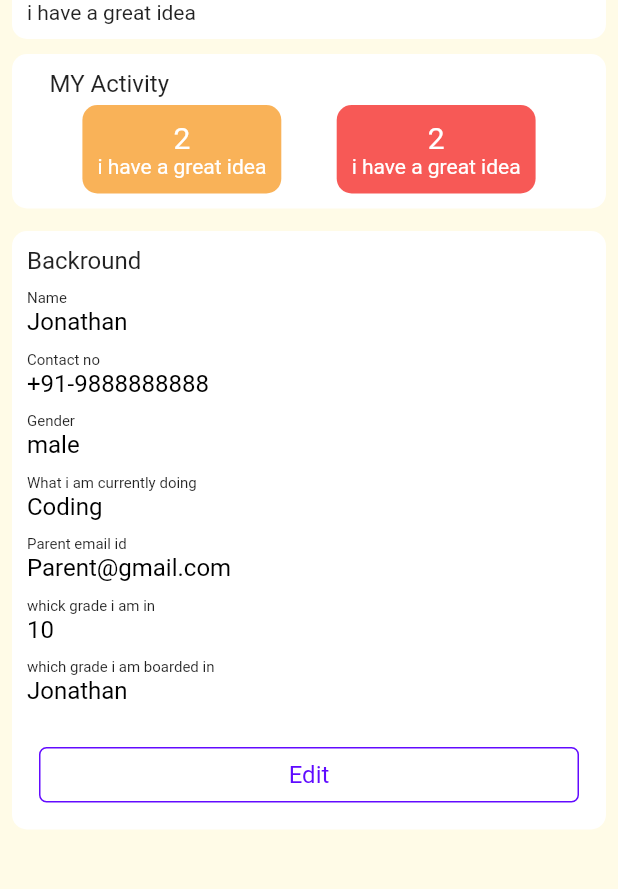
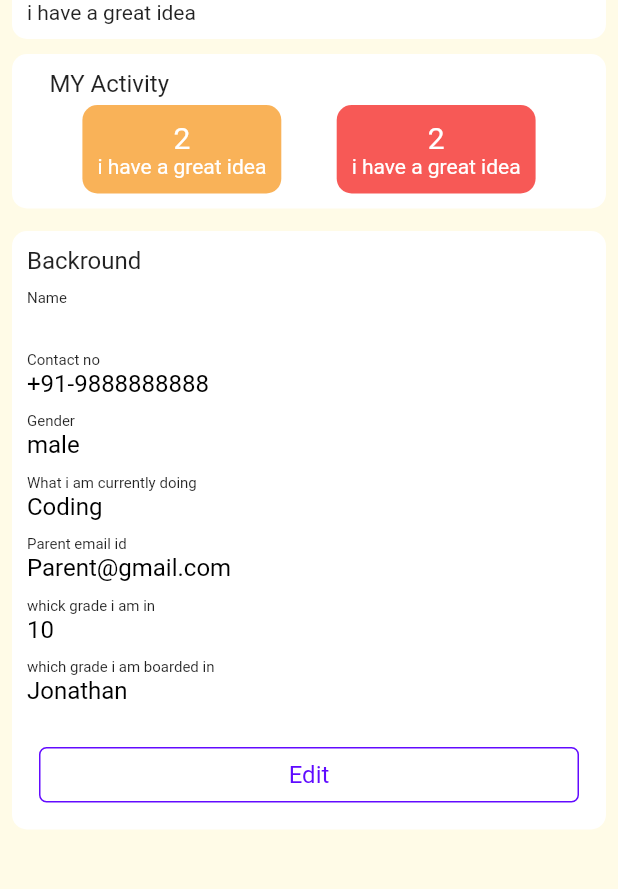
Before and after one commit to Naveenv01/Profile, a Flutter app: the screen it shows after launch, on a phone screen of 412 x 824 dp, the part 318-1207 px from its top. Run offline on Flutter 3.47's test engine with Material 2 defaults, Android fonts, the phone set to English and light mode, and no system bars.

Commit message:
added basic function

```diff
--- a/lib/main.dart
+++ b/lib/main.dart
@@ -1,9 +1,11 @@
 import 'package:flutter/material.dart';
-import 'package:profile/screens/EditProfile.dart';
-import 'package:profile/screens/ProfilePage.dart';
+import 'package:profile/models/profile_edit_model.dart';
+import 'package:profile/screens/profile_view.dart';
+import 'package:provider/provider.dart';
 
 void main() {
-  runApp(const MyApp());
+  runApp(ChangeNotifierProvider(create: (_) => ProfileEditModel(),
+  child: const MyApp()));
 }
 
 class MyApp extends StatelessWidget {
--- /dev/null
+++ b/lib/models/profile.dart
@@ -0,0 +1,18 @@
+class Profile {
+
+  String name;
+  String email;
+  String contactNumber;
+  String country;
+  String city;
+
+  Profile({
+    required this.name,
+    required this.email,
+    required this.contactNumber,
+    required this.country,
+    required this.city,
+  });
+
+
+}
--- /dev/null
+++ b/lib/models/profile_edit_model.dart
@@ -0,0 +1,12 @@
+import 'package:flutter/material.dart';
+import 'package:profile/models/profile.dart';
+
+class ProfileEditModel extends ChangeNotifier{
+  Profile _profile = Profile(name: '', email: '', contactNumber: '', country: '', city: '');
+  Profile get  profile => _profile;
+  set profile(Profile p){
+    _profile = p;
+    notifyListeners();
+  }
+
+}
--- a/lib/screens/EditProfile.dart
+++ b/lib/screens/edit_profile_view.dart
@@ -1,5 +1,7 @@
-import 'ProfilePage.dart';
 import 'package:flutter/material.dart';
+import 'package:profile/models/profile.dart';
+import 'package:profile/models/profile_edit_model.dart';
+import 'package:provider/provider.dart';
 
 class EditProfile extends StatefulWidget {
   const EditProfile({Key? key}) : super(key: key);
@@ -14,7 +16,7 @@ class _EditProfileState extends State<EditProfile> {
     return Scaffold(
       backgroundColor: const Color.fromRGBO(255, 251, 231, 1),
       appBar: AppBar(
-        iconTheme: IconThemeData(
+        iconTheme: const IconThemeData(
           color: Colors.black,
         ),
         backgroundColor: Colors.transparent,
@@ -27,11 +29,20 @@ class _EditProfileState extends State<EditProfile> {
           ),
         ),
       ),
-      body: bodyUi(context: context),
+      body: const ProfileHolder(),
     );
   }
 
-  Padding bodyUi({required BuildContext context}) {
+
+}
+
+class ProfileHolder extends StatelessWidget {
+  const ProfileHolder({
+    Key? key,
+  }) : super(key: key);
+
+  @override
+  Widget build(BuildContext context) {
     return Padding(
       padding: const EdgeInsets.all(8.0),
       child: Column(
@@ -54,13 +65,13 @@ class _EditProfileState extends State<EditProfile> {
                       ),
                     ),
                   ),
-                  SizedBox(width: 20.0),
+                  const SizedBox(width: 20.0),
                   Container(
                       width: MediaQuery.of(context).size.width * 0.5,
                       decoration: BoxDecoration(
                         borderRadius: BorderRadius.circular(6.0),
                         border: Border.all(
-                          color: Color.fromRGBO(99, 11, 255, 1),
+                          color: const Color.fromRGBO(99, 11, 255, 1),
                           width: 2.0,
                         ),
                       ),
@@ -76,13 +87,21 @@ class _EditProfileState extends State<EditProfile> {
               ),
             ),
           ),
-          editPage(),
+           ProfileForm(),
         ],
       ),
     );
   }
+}
 
-  editPage() {
+class ProfileForm extends StatelessWidget {
+   ProfileForm({Key? key}) : super(key: key);
+
+  final TextEditingController nameController = TextEditingController();
+
+
+  @override
+  Widget build(BuildContext context) {
     return Padding(
       padding: const EdgeInsets.fromLTRB(10, 20, 10, 0),
       child: (Column(crossAxisAlignment: CrossAxisAlignment.start, children: [
@@ -91,6 +110,7 @@ class _EditProfileState extends State<EditProfile> {
           style: TextStyle(fontSize: 16, color: Color.fromRGBO(38, 79, 108, 1)),
         ),
         TextFormField(
+          controller: nameController,
           decoration: const InputDecoration(
             labelText: 'Name',
             labelStyle: TextStyle(
@@ -165,19 +185,18 @@ class _EditProfileState extends State<EditProfile> {
         const SizedBox(
           height: 30,
         ),
-
         //textbutton
         Center(
           child: Container(
             //rounded corners
             decoration: BoxDecoration(
               borderRadius: BorderRadius.circular(8),
-              gradient: LinearGradient(
+              gradient: const LinearGradient(
                 begin: Alignment.centerLeft,
                 end: Alignment.centerRight,
                 colors: [
-                  Color.fromRGBO(122, 98, 248, 1),
-                  Color.fromRGBO(99, 11, 255, 1)
+                   Color.fromRGBO(122, 98, 248, 1),
+                   Color.fromRGBO(99, 11, 255, 1)
                 ],
               ),
             ),
@@ -186,10 +205,12 @@ class _EditProfileState extends State<EditProfile> {
             child: TextButton(
               onPressed: () {
                 Navigator.pop(context);
+                Profile profile = Profile(name: nameController.text, email: '', contactNumber: '', country: '', city: '');
+                Provider.of<ProfileEditModel>(context,listen: false).profile = profile;
               },
-              child: Text(
+              child: const Text(
                 'Save',
-                style: TextStyle(
+                style:  TextStyle(
                   color: Colors.white,
                   fontSize: 16,
                 ),
--- a/lib/screens/ProfilePage.dart
+++ b/lib/screens/profile_view.dart
@@ -1,8 +1,7 @@
 import 'package:flutter/material.dart';
-
-import 'package:profile/main.dart';
-
-import 'EditProfile.dart';
+import 'package:profile/models/profile_edit_model.dart';
+import 'package:provider/provider.dart';
+import 'edit_profile_view.dart';
 
 class ProfilePage extends StatelessWidget {
   const ProfilePage({Key? key}) : super(key: key);
@@ -10,7 +9,7 @@ class ProfilePage extends StatelessWidget {
   @override
   Widget build(BuildContext context) {
     return Scaffold(
-        backgroundColor: Color.fromRGBO(255, 251, 231, 1),
+        backgroundColor: const Color.fromRGBO(255, 251, 231, 1),
         appBar: AppBar(
           centerTitle: true,
           backgroundColor: Colors.transparent,
@@ -33,25 +32,26 @@ class ProfilePage extends StatelessWidget {
                       Row(
                           mainAxisAlignment: MainAxisAlignment.start,
                           children: [
-                            Padding(
-                              padding: EdgeInsets.all(8.0),
-                              child: CircleAvatar(
+                            const Padding(
+                              padding:  EdgeInsets.all(8.0),
+                              child:  CircleAvatar(
                                 radius: 40,
                               ),
                             ),
-                            SizedBox(
+                            const SizedBox(
                               width: 20.0,
                             ),
                             Column(
                               crossAxisAlignment: CrossAxisAlignment.start,
+                              // ignore: prefer_const_literals_to_create_immutables
                               children: [
-                                Text(
+                                const Text(
                                   'John',
-                                  style: TextStyle(
+                                  style:  TextStyle(
                                       fontSize: 18,
                                       fontWeight: FontWeight.w600),
                                 ),
-                                Text(
+                                const Text(
                                   'abiut page',
                                   style: TextStyle(
                                       fontSize: 14,
@@ -61,7 +61,6 @@ class ProfilePage extends StatelessWidget {
                             )
                           ]),
                       const Text('profile')
-                      //TODO linear determinate progress bar
                     ],
                   ),
                   //a container with white background and rounded corners
@@ -72,17 +71,17 @@ class ProfilePage extends StatelessWidget {
                           color: Colors.white,
                           borderRadius: BorderRadius.circular(10)),
                       width: MediaQuery.of(context).size.width,
-                      padding: EdgeInsets.all(10),
+                      padding: const EdgeInsets.all(10),
                       child: Column(
                           crossAxisAlignment: CrossAxisAlignment.start,
-                          children: [
-                            Text('profile data'),
-                            Text('i have a great idea')
+                          children: const[
+                             Text('profile data'),
+                             Text('i have a great idea')
                           ]),
                     ),
                   ),
                   Container(
-                    padding: EdgeInsets.all(10),
+                    padding: const EdgeInsets.all(10),
                     decoration: BoxDecoration(
                         color: Colors.white,
                         borderRadius: BorderRadius.circular(10)),
@@ -90,11 +89,11 @@ class ProfilePage extends StatelessWidget {
                       mainAxisAlignment: MainAxisAlignment.start,
                       crossAxisAlignment: CrossAxisAlignment.start,
                       children: [
-                        Padding(
-                          padding: const EdgeInsets.fromLTRB(15, 0, 0, 5),
+                        const Padding(
+                          padding: EdgeInsets.fromLTRB(15, 0, 0, 5),
                           child: Text(
                             'MY Activity',
-                            style: TextStyle(
+                            style:  TextStyle(
                               fontSize: 16,
                               fontWeight: FontWeight.w400,
                             ),
@@ -106,28 +105,28 @@ class ProfilePage extends StatelessWidget {
                           children: [
                             Container(
                               decoration: BoxDecoration(
-                                  color: Color.fromRGBO(249, 178, 88, 1),
+                                  color: const Color.fromRGBO(249, 178, 88, 1),
                                   borderRadius: BorderRadius.circular(10)),
-                              padding: EdgeInsets.all(10),
+                              padding: const EdgeInsets.all(10),
                               child: Column(
                                   crossAxisAlignment: CrossAxisAlignment.center,
-                                  children: [
-                                    Text(
+                                  children: const[
+                                     Text(
                                       '2',
-                                      style: TextStyle(
+                                      style:  TextStyle(
                                           fontSize: 20, color: Colors.white),
                                     ),
-                                    Text(
+                                     Text(
                                       'i have a great idea',
-                                      style: TextStyle(color: Colors.white),
+                                      style:  TextStyle(color: Colors.white),
                                     )
                                   ]),
                             ),
                             Container(
                               decoration: BoxDecoration(
-                                  color: Color.fromRGBO(247, 89, 86, 1),
+                                  color: const Color.fromRGBO(247, 89, 86, 1),
                                   borderRadius: BorderRadius.circular(10)),
-                              padding: EdgeInsets.all(10),
+                              padding: const EdgeInsets.all(10),
                               child: Column(
                                   mainAxisAlignment: MainAxisAlignment.start,
                                   children: const [
@@ -147,131 +146,143 @@ class ProfilePage extends StatelessWidget {
                       ],
                     ),
                   ),
-                  backroundView(context: context),
+                  const ProfileField(),
                 ]),
           ),
         ));
   }
 
-  backroundView({required BuildContext context}) {
+}
+
+class ProfileField extends StatelessWidget {
+  const ProfileField({
+    Key? key,
+  }) : super(key: key);
+
+  @override
+  Widget build(BuildContext context) {
     return Padding(
       padding: const EdgeInsets.fromLTRB(0, 15, 0, 15),
       child: (Container(
-          padding: EdgeInsets.all(10),
+          padding: const EdgeInsets.all(10),
           width: MediaQuery.of(context).size.width,
           decoration: BoxDecoration(
               color: Colors.white, borderRadius: BorderRadius.circular(10)),
           child:
               Column(crossAxisAlignment: CrossAxisAlignment.start, children: [
-            Text(
+            const Text(
               'Backround',
               style: TextStyle(fontSize: 16, fontWeight: FontWeight.w400),
             ),
-            SizedBox(
+            const SizedBox(
               height: 10,
             ),
-            Text(
+            const Text(
               'Name',
+              style:  TextStyle(fontSize: 10),
+            ),
+             Consumer<ProfileEditModel>(
+               builder: (context,model,child) {
+                 return Text(model.profile.name,
+                    style: const TextStyle(
+                        fontSize: 16,
+                        fontWeight: FontWeight.w400,
+                        color: Colors.black));
+               }
+             ),
+            const SizedBox(
+              height: 10,
+            ),
+            const Text(
+              'Contact no',
               style: TextStyle(fontSize: 10),
             ),
-            Text('Jonathan',
+            const Text('+91-9888888888',
                 style: TextStyle(
                     fontSize: 16,
                     fontWeight: FontWeight.w400,
                     color: Colors.black)),
-            SizedBox(
+            const SizedBox(
               height: 10,
             ),
-            Text(
-              'Contact no',
+            const Text(
+              'Gender',
               style: TextStyle(fontSize: 10),
             ),
-            Text('+91-9888888888',
+            const Text('male',
+                style:  TextStyle(
+                    fontSize: 16,
+                    fontWeight: FontWeight.w400,
+                    color: Colors.black)),
+            const SizedBox(
+              height: 10,
+            ),
+            const Text(
+              'What i am currently doing',
+              style: TextStyle(fontSize: 10),
+            ),
+            const Text('Coding',
                 style: TextStyle(
                     fontSize: 16,
                     fontWeight: FontWeight.w400,
                     color: Colors.black)),
-            SizedBox(
+            const SizedBox(
               height: 10,
             ),
-            Text(
-              'Gender',
+            const Text(
+              'Parent email id',
               style: TextStyle(fontSize: 10),
             ),
-            Text('male',
+            const Text('Parent@gmail.com',
                 style: TextStyle(
                     fontSize: 16,
                     fontWeight: FontWeight.w400,
                     color: Colors.black)),
-            SizedBox(
+            const SizedBox(
               height: 10,
             ),
-            Text(
-              'What i am currently doing',
+            const Text(
+              'whick grade i am in',
               style: TextStyle(fontSize: 10),
             ),
-            Text('Coding',
+            const Text('10',
                 style: TextStyle(
                     fontSize: 16,
                     fontWeight: FontWeight.w400,
                     color: Colors.black)),
-            SizedBox(
+            const SizedBox(
               height: 10,
             ),
-            Text(
-              'Parent email id',
+            const Text(
+              'which grade i am boarded in',
               style: TextStyle(fontSize: 10),
             ),
-            Text('Parent@gmail.com',
+            const Text('Jonathan',
                 style: TextStyle(
                     fontSize: 16,
                     fontWeight: FontWeight.w400,
                     color: Colors.black)),
-            SizedBox(
-              height: 10,
-            ),
-            Text(
-              'whick grade i am in',
-              style: TextStyle(fontSize: 10),
-            ),
-            Text('10',
-                style: TextStyle(
-                    fontSize: 16,
-                    fontWeight: FontWeight.w400,
-                    color: Colors.black)),
-            SizedBox(
-              height: 10,
-            ),
-            Text(
-              'which grade i am boarded in',
-              style: TextStyle(fontSize: 10),
-            ),
-            Text('Jonathan',
-                style: TextStyle(
-                    fontSize: 16,
-                    fontWeight: FontWeight.w400,
-                    color: Colors.black)),
-            SizedBox(
+            const SizedBox(
               height: 20,
             ),
             TextButton(
                 onPressed: () {
                   Navigator.push(context,
-                      MaterialPageRoute(builder: (context) => EditProfile()));
+                      MaterialPageRoute(builder: (context) => const EditProfile()));
                 },
                 child: Container(
                   decoration: BoxDecoration(
                     //outlined rounded border
                     borderRadius: BorderRadius.circular(5),
                     border: Border.all(
-                      color: Color.fromRGBO(99, 11, 255, 1),
+                      color: const Color.fromRGBO(99, 11, 255, 1),
                       width: 1,
                     ),
                   ),
                   width: double.infinity,
-                  child: Center(
+                  child: const Center(
                     child: Padding(
-                      padding: const EdgeInsets.all(8.0),
+                      padding: EdgeInsets.all(8.0),
                       child: Text(
                         'Edit',
                         style: TextStyle(
--- a/pubspec.yaml
+++ b/pubspec.yaml
@@ -11,6 +11,7 @@ dependencies:
     sdk: flutter
 
   cupertino_icons: ^1.0.2
+  provider: ^6.0.2
 
 dev_dependencies:
   flutter_test:
```
Also changed, not shown: pubspec.lock, 9 other files.
